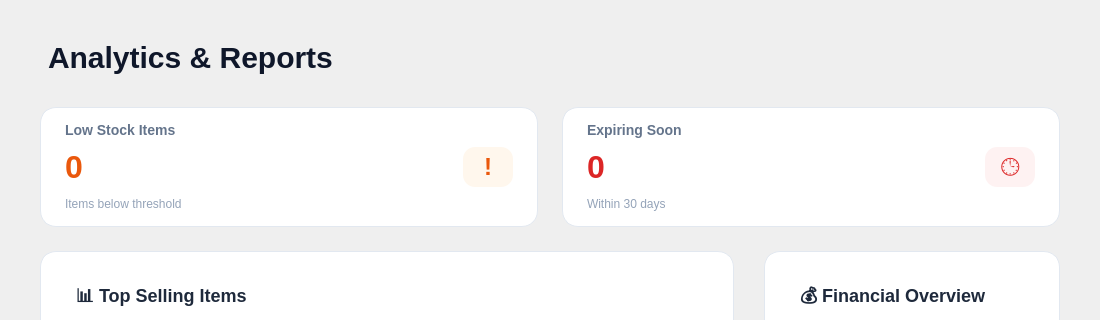
This is views/reports_window.ui in hiroluv/ShelfSync_POS as Qt 5 draws it before an edit; both pictures show x 0 to 1100 and y 0 to 320 of the 1100 by 700 pixel window. The edited form follows.
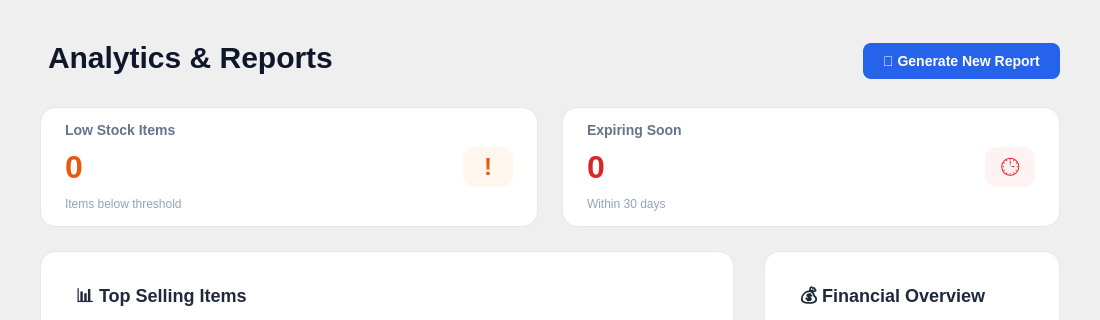
This is the edited form.

Commit message: 12-16-2025 Report Generation Added

Patch:
```diff
--- a/views/reports_window.ui
+++ b/views/reports_window.ui
@@ -32,6 +32,9 @@
    <property name="bottomMargin">
     <number>40</number>
    </property>
+
+   <item>
+    <layout class="QHBoxLayout" name="header_layout">
    <item>
     <widget class="QLabel" name="label_title">
      <property name="styleSheet">
@@ -41,6 +44,50 @@
       <string>Analytics &amp; Reports</string>
      </property>
     </widget>
+     </item>
+     <item>
+      <spacer name="header_spacer">
+       <property name="orientation">
+        <enum>Qt::Orientation::Horizontal</enum>
+       </property>
+       <property name="sizeHint" stdset="0">
+        <size>
+         <width>40</width>
+         <height>20</height>
+        </size>
+       </property>
+      </spacer>
+     </item>
+     <item>
+      <widget class="QPushButton" name="generateReportBtn">
+       <property name="cursor">
+        <cursorShape>PointingHandCursor</cursorShape>
+       </property>
+       <property name="styleSheet">
+        <string notr="true">
+            QPushButton {
+                background-color: #2563EB;
+                color: white;
+                border-radius: 8px;
+                padding: 10px 20px;
+                font-weight: 600;
+                font-size: 14px;
+                border: none;
+            }
+            QPushButton:hover {
+                background-color: #1D4ED8;
+            }
+            QPushButton:pressed {
+                background-color: #1E40AF;
+            }
+        </string>
+       </property>
+       <property name="text">
+        <string>📄 Generate New Report</string>
+       </property>
+      </widget>
+     </item>
+    </layout>
    </item>
    <item>
     <layout class="QHBoxLayout" name="top_cards_layout">
```
Lines whose indentation alone changed are shown as unchanged. The commit also changes 7 other files.
